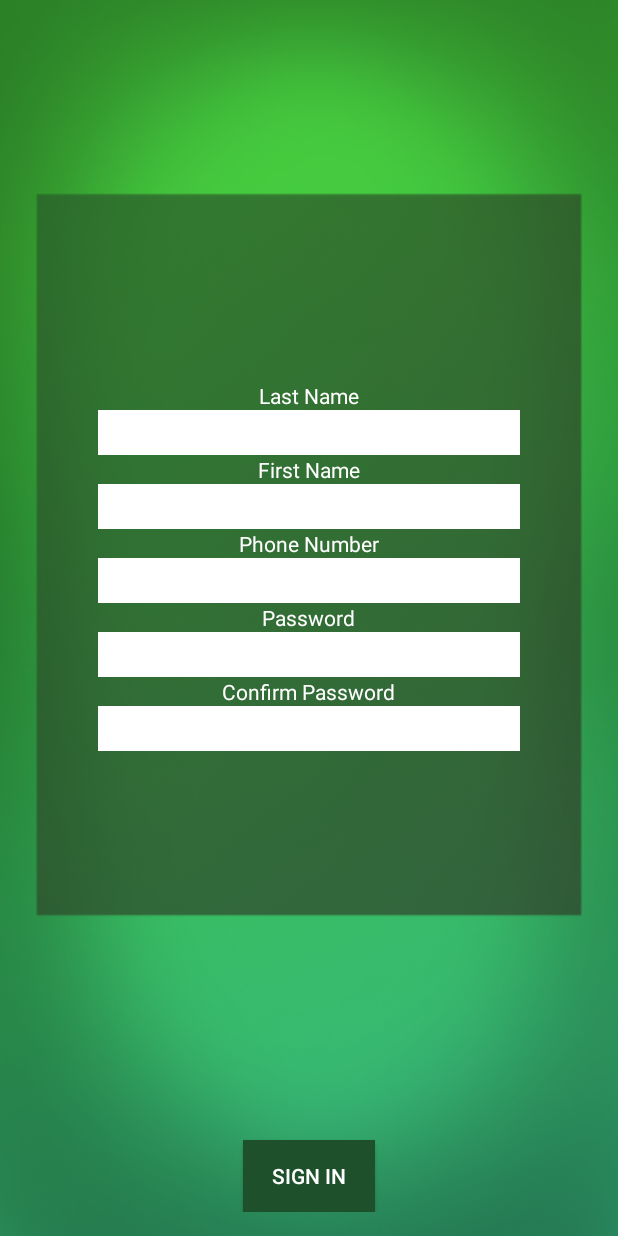
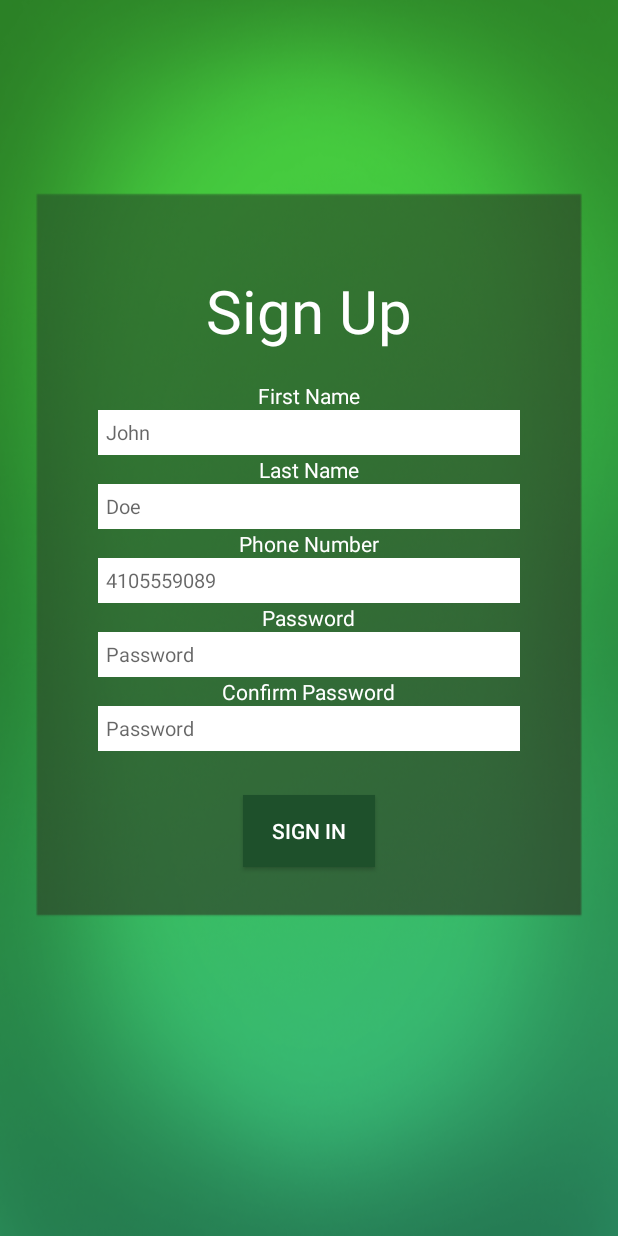
Before and after one commit to rbushko/bnkr, an Android app: the SignUpActivity screen opened directly, with no data from a screen before it, on a phone screen of 412 x 824 dp. Run offline under Robolectric (Android 15) with nearby library versions, the phone set to English and light mode, and no system bars; libraries missing offline, so code that uses them is left out: retrofit.converter; 1 statement that could not run was skipped.

Commit message:
Sign up is working

```diff
--- a/app/src/main/java/com/teamsh/bnkr/MainActivity.java
+++ b/app/src/main/java/com/teamsh/bnkr/MainActivity.java
@@ -97,7 +97,7 @@ public class MainActivity extends AppCompatActivity {
         signUpButton.setOnClickListener(new View.OnClickListener() {
             @Override
             public void onClick(View v) {
-                Intent intent = new Intent(getApplicationContext(), WorkingActivity.class);
+                Intent intent = new Intent(getApplicationContext(), SignUpActivity.class);
                 startActivity(intent);
             }
         });
--- a/app/src/main/java/com/teamsh/bnkr/SignUpActivity.java
+++ b/app/src/main/java/com/teamsh/bnkr/SignUpActivity.java
@@ -1,16 +1,128 @@
 package com.teamsh.bnkr;
 
+import android.content.Intent;
+import android.os.Bundle;
 import android.support.v7.app.ActionBar;
 import android.support.v7.app.AppCompatActivity;
-import android.os.Bundle;
+import android.util.Log;
+import android.view.View;
+import android.widget.Button;
+import android.widget.EditText;
+import android.widget.TextView;
+
+import com.reimaginebanking.api.nessieandroidsdk.NessieError;
+import com.reimaginebanking.api.nessieandroidsdk.NessieResultsListener;
+import com.reimaginebanking.api.nessieandroidsdk.constants.AccountType;
+import com.reimaginebanking.api.nessieandroidsdk.models.Account;
+import com.reimaginebanking.api.nessieandroidsdk.models.Address;
+import com.reimaginebanking.api.nessieandroidsdk.models.Customer;
+import com.reimaginebanking.api.nessieandroidsdk.models.PostResponse;
+import com.reimaginebanking.api.nessieandroidsdk.requestclients.NessieClient;
 
 public class SignUpActivity extends AppCompatActivity {
+
+    private NessieClient nessieClient;
+
+    EditText firstNameEdit;
+    EditText lastNameEdit;
+    EditText phoneNumberEdit;
+    EditText passwordEdit;
+    EditText confirmPasswordEdit;
+
+    TextView error;
+    Button signUpButton;
 
     @Override
     protected void onCreate(Bundle savedInstanceState) {
         super.onCreate(savedInstanceState);
         setContentView(R.layout.activity_sign_up);
+
         ActionBar actionBar = getSupportActionBar();
         actionBar.hide();
+
+        nessieClient = NessieClient.getInstance("f657ed9d5d6ce1209eb7703117b752e0");
+
+        firstNameEdit = (EditText) findViewById(R.id.firstNameText);
+        lastNameEdit = (EditText) findViewById(R.id.lastNameText);
+        phoneNumberEdit = (EditText) findViewById(R.id.phoneNumText);
+        passwordEdit = (EditText) findViewById(R.id.passwordText);
+        confirmPasswordEdit = (EditText) findViewById(R.id.confirmPasswordText);
+
+        error = (TextView) findViewById(R.id.error);
+        signUpButton = (Button) findViewById(R.id.signInButton);
+
+        setListener();
+    }
+
+    public void setListener() {
+        signUpButton.setOnClickListener(new View.OnClickListener() {
+            @Override
+            public void onClick(View v) {
+                if (!firstNameEdit.getText().toString().isEmpty()
+                        && !lastNameEdit.getText().toString().isEmpty()
+                        && !phoneNumberEdit.getText().toString().isEmpty()
+                        && !passwordEdit.getText().toString().isEmpty()
+                        && !confirmPasswordEdit.getText().toString().isEmpty()) {
+                    if (passwordEdit.getText().toString().equals(confirmPasswordEdit.getText().toString())) {
+                        createAccount();
+                    } else {
+                        error.setText("Passwords do not match");
+                    }
+                } else {
+                    error.setText("All fields required");
+                }
+            }
+        });
+    }
+
+    public void createAccount() {
+
+        Address address = new Address.Builder()
+                .streetNumber("0")
+                .streetName("N Charles St")
+                .city("Baltimore")
+                .state("MD")
+                .zip("21218")
+                .build();
+
+        Customer customer = new Customer.Builder()
+                .firstName(firstNameEdit.getText().toString())
+                .lastName(lastNameEdit.getText().toString())
+                .address(address)
+                .build();
+
+        nessieClient.CUSTOMER.createCustomer(customer, new NessieResultsListener() {
+            @Override
+            public void onSuccess(Object result) {
+                PostResponse<Customer> newCustomer = (PostResponse<Customer>) result;
+
+                Account account = new Account.Builder()
+                        .accountNumber("000000" + phoneNumberEdit.getText().toString())
+                        .balance(0)
+                        .rewards(0)
+                        .type(AccountType.CHECKING)
+                        .nickname(passwordEdit.getText().toString())
+                        .build();
+
+                nessieClient.ACCOUNT.createAccount(newCustomer.getObjectCreated().getId(), account, new NessieResultsListener() {
+                    @Override
+                    public void onSuccess(Object result) {
+                        Log.d("Account Creation", "Success");
+                        Intent intent = new Intent(getApplicationContext(), WorkingActivity.class);
+                        startActivity(intent);
+                    }
+
+                    @Override
+                    public void onFailure(NessieError error) {
+                        Log.d("Account Creation", "Failure - " + error.getMessage() + ". Culprit - " + error.getCulprit());
+                    }
+                });
+            }
+
+            @Override
+            public void onFailure(NessieError error) {
+                Log.d("Customer Creation", "Failure - " + error.getMessage() + ". Culprit - " + error.getCulprit());
+            }
+        });
     }
 }
--- a/app/src/main/res/layout/activity_sign_up.xml
+++ b/app/src/main/res/layout/activity_sign_up.xml
@@ -10,17 +10,6 @@
     tools:context="com.teamsh.bnkr.SignUpActivity"
     android:background="@drawable/backgroundcolorthree">
 
-    <Button
-        android:layout_width="wrap_content"
-        android:layout_height="wrap_content"
-        android:text="SIGN IN"
-        android:id="@+id/signInButton"
-        android:background="#1e502b"
-        android:textColor="#ffffff"
-        android:layout_gravity="center_horizontal|top"
-        android:layout_alignParentBottom="true"
-        android:layout_centerHorizontal="true" />
-
     <EditText
         android:layout_width="281dp"
         android:layout_height="30dp"
@@ -30,7 +19,11 @@
         android:layout_gravity="center_horizontal"
         android:layout_below="@+id/confirmPassword"
         android:layout_alignLeft="@+id/passwordText"
-        android:layout_alignStart="@+id/passwordText" />
+        android:layout_alignStart="@+id/passwordText"
+        android:password="true"
+        android:padding="5dp"
+        android:inputType="textPassword"
+        android:hint="Password" />
 
     <EditText
         android:layout_width="281dp"
@@ -40,7 +33,10 @@
         android:background="#ffffff"
         android:layout_gravity="center_horizontal"
         android:layout_below="@+id/password"
-        android:layout_centerHorizontal="true" />
+        android:layout_centerHorizontal="true"
+        android:padding="5dp"
+        android:hint="Password"
+        android:inputType="textPassword" />
 
     <TextView
         android:layout_width="wrap_content"
@@ -72,7 +68,10 @@
         android:background="#ffffff"
         android:layout_gravity="center_horizontal"
         android:layout_centerHorizontal="true"
-        android:layout_above="@+id/password" />
+        android:layout_above="@+id/password"
+        android:phoneNumber="true"
+        android:padding="5dp"
+        android:hint="4105559089" />
 
     <TextView
         android:layout_width="wrap_content"
@@ -88,13 +87,15 @@
     <EditText
         android:layout_width="281dp"
         android:layout_height="30dp"
-        android:id="@+id/firstNameText"
+        android:id="@+id/lastNameText"
         android:textSize="13dp"
         android:background="#ffffff"
         android:layout_gravity="center_horizontal"
         android:layout_above="@+id/phoneNum"
         android:layout_alignLeft="@+id/phoneNumText"
-        android:layout_alignStart="@+id/phoneNumText" />
+        android:layout_alignStart="@+id/phoneNumText"
+        android:padding="5dp"
+        android:hint="Doe" />
 
     <TextView
         android:layout_width="wrap_content"
@@ -110,12 +111,14 @@
     <EditText
         android:layout_width="281dp"
         android:layout_height="30dp"
-        android:id="@+id/lastNameText"
+        android:id="@+id/firstNameText"
         android:textSize="13dp"
         android:background="#ffffff"
         android:layout_gravity="center_horizontal"
-        android:layout_above="@+id/firstName"
-        android:layout_centerHorizontal="true" />
+        android:layout_above="@+id/lastName"
+        android:layout_centerHorizontal="true"
+        android:padding="5dp"
+        android:hint="John" />
 
     <TextView
         android:layout_width="wrap_content"
@@ -128,4 +131,39 @@
         android:layout_above="@+id/lastNameText"
         android:layout_centerHorizontal="true" />
 
+    <Button
+        android:layout_width="wrap_content"
+        android:layout_height="wrap_content"
+        android:text="SIGN IN"
+        android:id="@+id/signInButton"
+        android:background="#1e502b"
+        android:textColor="#ffffff"
+        android:layout_gravity="center_horizontal|top"
+        android:layout_marginTop="29dp"
+        android:layout_below="@+id/confirmPasswordText"
+        android:layout_centerHorizontal="true" />
+
+    <TextView
+        android:layout_width="wrap_content"
+        android:layout_height="wrap_content"
+        android:textAppearance="?android:attr/textAppearanceSmall"
+        android:text="Sign Up"
+        android:id="@+id/signUp"
+        android:textColor="#ffffff"
+        android:layout_gravity="center_horizontal"
+        android:textSize="40dp"
+        android:layout_above="@+id/firstName"
+        android:layout_marginBottom="20dp"
+        android:layout_centerHorizontal="true" />
+
+    <TextView
+        android:layout_width="wrap_content"
+        android:layout_height="wrap_content"
+        android:text=""
+        android:layout_below="@+id/confirmPasswordText"
+        android:layout_centerHorizontal="true"
+        android:layout_marginTop="11dp"
+        android:id="@+id/error"
+        android:textColor="#ff0000"/>
+
 </RelativeLayout>
```
